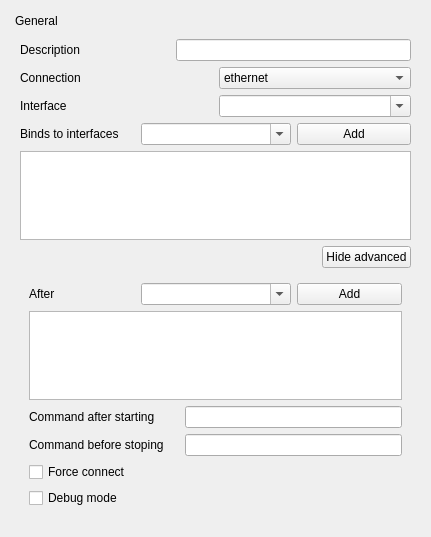
The window that sources/gui/src/generalwidget.ui (arcan1s/netctl-gui) describes before a commit, drawn with Qt 5.
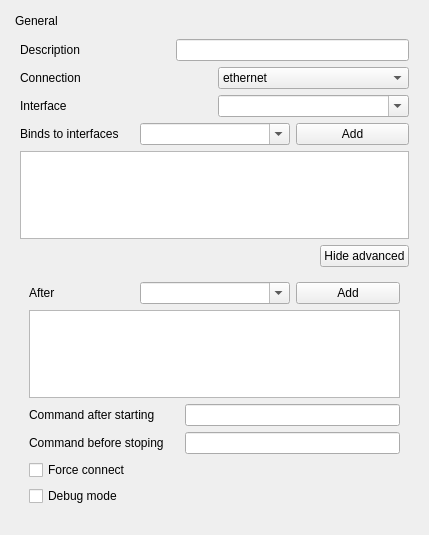
The same window after the commit.

What changed in the file:
```diff
--- a/sources/gui/src/generalwidget.ui
+++ b/sources/gui/src/generalwidget.ui
@@ -6,8 +6,8 @@
    <rect>
     <x>0</x>
     <y>0</y>
-    <width>431</width>
-    <height>537</height>
+    <width>429</width>
+    <height>535</height>
    </rect>
   </property>
   <property name="windowTitle">
```
Left out of the diff: 5 changed lines with no effect on the pictures.
